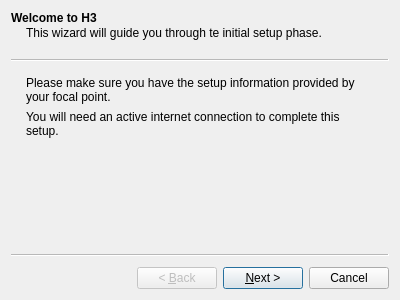
MitaineDomise/H3, file GUI/QtDesigns/Wizard.ui: the form before one commit.
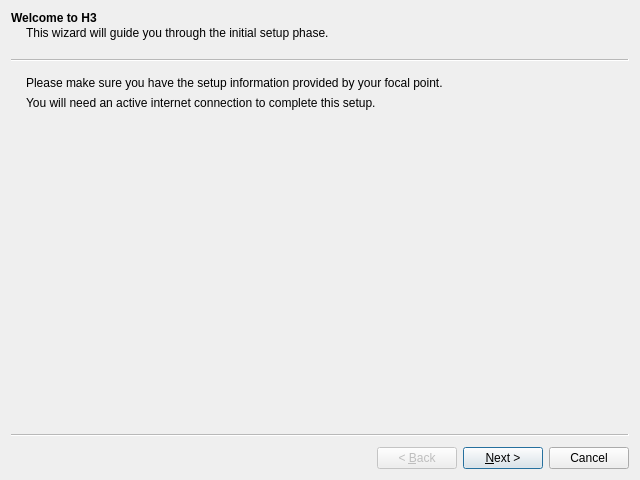
The form after the commit. Icons and pictures are not drawn. Custom widgets are drawn as their Qt base class.

Commit message: Added a classdef for sync cursors. Structured the code a little (for clarity, code completion and less reliance on "reader"). Actually find out which bases are in local. Started pulling down the actions / delegations, with correct credentials. A few cosmetic changes to the UI. Some debugging makes the setup process work for our first user. A couple impovements / cleanups to the CLI options.

```diff
--- a/GUI/QtDesigns/Wizard.ui
+++ b/GUI/QtDesigns/Wizard.ui
@@ -6,8 +6,8 @@
    <rect>
     <x>0</x>
     <y>0</y>
-    <width>400</width>
-    <height>300</height>
+    <width>640</width>
+    <height>480</height>
    </rect>
   </property>
   <property name="windowTitle">
@@ -22,7 +22,7 @@
     <string>Welcome to H3</string>
    </property>
    <property name="subTitle">
-    <string>This wizard will guide you through te initial setup phase.</string>
+    <string>This wizard will guide you through the initial setup phase.</string>
    </property>
    <layout class="QGridLayout" name="gridLayout">
     <item row="0" column="0">
```
Left out of the diff: 10 changed lines with no effect on the pictures. The commit also changes 7 other files.
